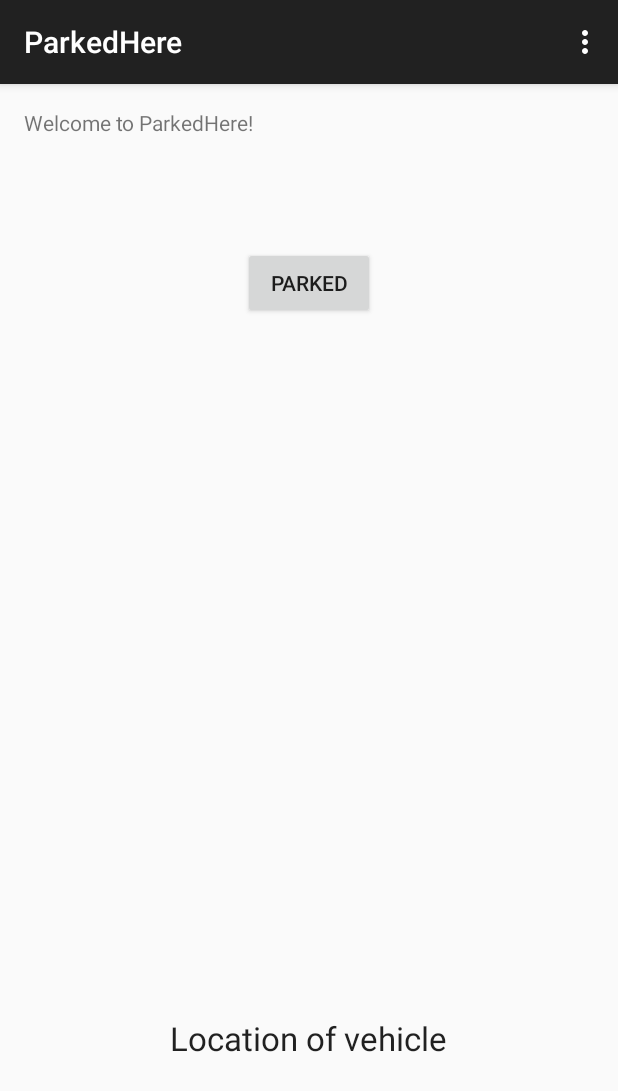
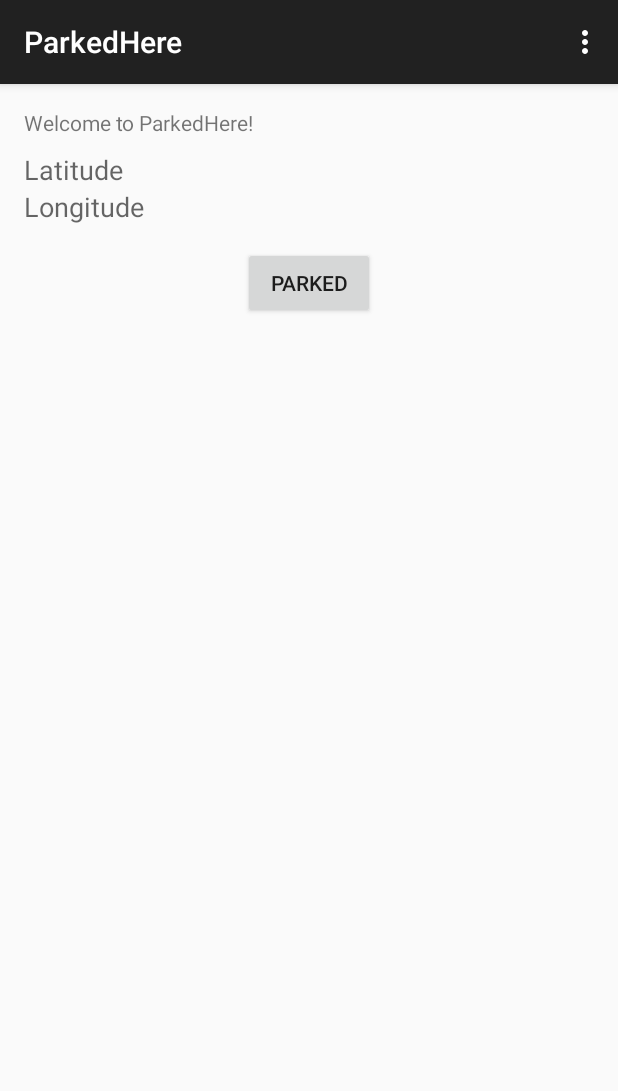
Before and after one commit to billmac1/ParkIt, an Android app: the screen it shows after launch (MainActivity), on a phone screen of 412 x 824 dp. Shown: the top 1091 px of the screen. Run offline under Robolectric (Android 15) with nearby library versions, the phone set to English and light mode, and no system bars.

Commit message:
Moved Lat and Long text

```diff
--- a/app/src/main/res/layout/activity_main.xml
+++ b/app/src/main/res/layout/activity_main.xml
@@ -1,6 +1,7 @@
 <RelativeLayout xmlns:android="http://schemas.android.com/apk/res/android"
     xmlns:tools="http://schemas.android.com/tools" android:layout_width="match_parent"
-    android:layout_height="match_parent" android:paddingLeft="@dimen/activity_horizontal_margin"
+    android:layout_height="match_parent"
+    android:paddingLeft="@dimen/activity_horizontal_margin"
     android:paddingRight="@dimen/activity_horizontal_margin"
     android:paddingTop="@dimen/activity_vertical_margin"
     android:paddingBottom="@dimen/activity_vertical_margin" tools:context=".MainActivity">
@@ -20,11 +21,28 @@
     <TextView
         android:layout_width="wrap_content"
         android:layout_height="wrap_content"
-        android:textAppearance="?android:attr/textAppearanceLarge"
-        android:text="Location of vehicle"
-        android:id="@+id/textView2"
-        android:layout_alignParentBottom="true"
-        android:layout_centerHorizontal="true"
-        android:layout_marginBottom="101dp" />
+        android:textAppearance="@style/TextAppearance.AppCompat.Medium"
+        android:paddingTop="9dp"
+        android:text="Latitude"
+        android:id="@+id/textLat"
+        android:layout_below="@+id/textView"
+        android:layout_alignParentLeft="true"
+        android:layout_alignParentStart="true" />
 
-</RelativeLayout>
+    <TextView
+        android:layout_width="wrap_content"
+        android:layout_height="wrap_content"
+        android:textAppearance="@style/TextAppearance.AppCompat.Medium"
+        android:text="Longitude"
+        android:id="@+id/textLong"
+        android:layout_below="@+id/textLat"
+        android:layout_alignParentLeft="true"
+        android:layout_alignParentStart="true" />
+
+    <!-- <fragment xmlns:android="http://schemas.android.com/apk/res/android"
+         android:name="com.google.android.gms.maps.MapFragment"
+         android:id="@+id/map"
+         android:layout_width="match_parent"
+         android:layout_height="match_parent"/>    -->
+
+ </RelativeLayout>
```
Also changed, not shown: app/src/main/java/com/broadwebmarketing/parkedhere/MainActivity.java (+13 -10 lines).
